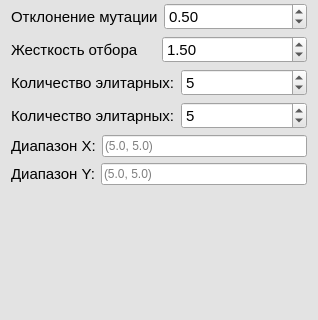
Bagdad1970/SearchingOptimization, file src/views/options_views/ui/genetic_algorithm.ui: the form before one commit; both pictures show x 0 to 318 and y 107 to 427 of the 318 by 705 pixel window.
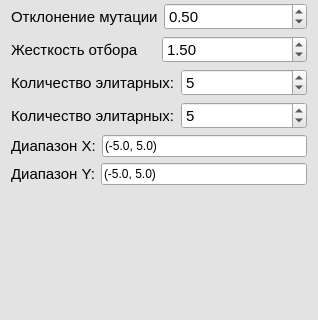
The form after the commit.

What changed in the file:
```diff
--- a/src/views/options_views/ui/genetic_algorithm.ui
+++ b/src/views/options_views/ui/genetic_algorithm.ui
@@ -725,6 +725,9 @@
      </item>
      <item>
       <widget class="QLineEdit" name="x_range">
+       <property name="text">
+        <string>(-5.0, 5.0)</string>
+       </property>
        <property name="placeholderText">
         <string>(5.0, 5.0)</string>
        </property>
@@ -748,6 +751,9 @@
      </item>
      <item>
       <widget class="QLineEdit" name="y_range">
+       <property name="text">
+        <string>(-5.0, 5.0)</string>
+       </property>
        <property name="placeholderText">
         <string>(5.0, 5.0)</string>
        </property>
```
